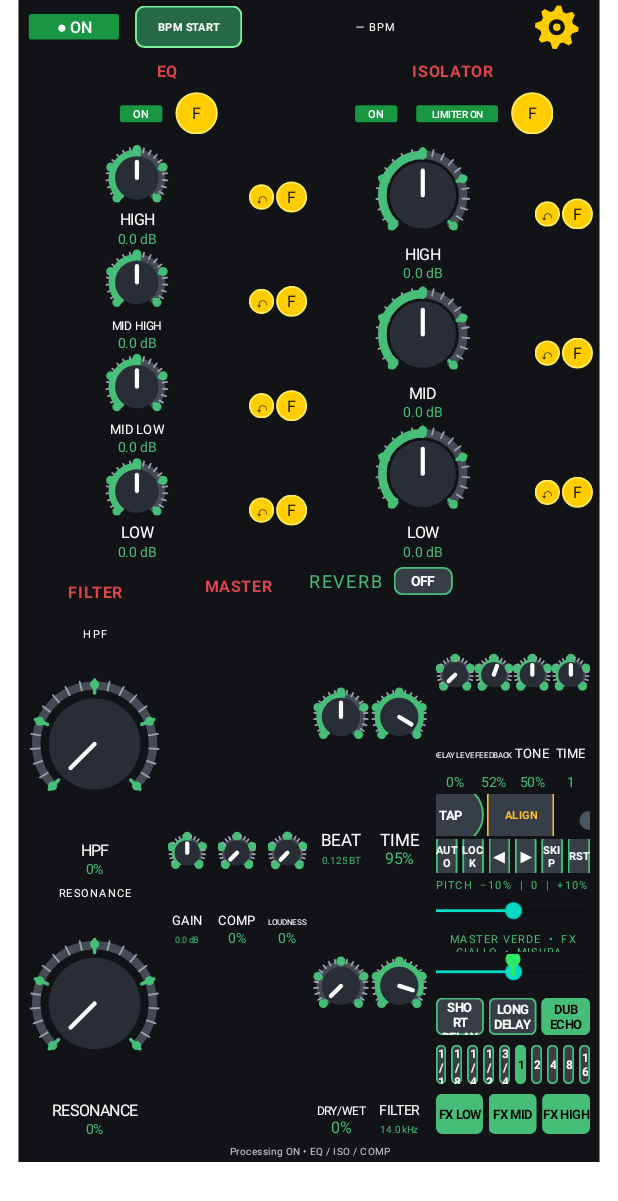
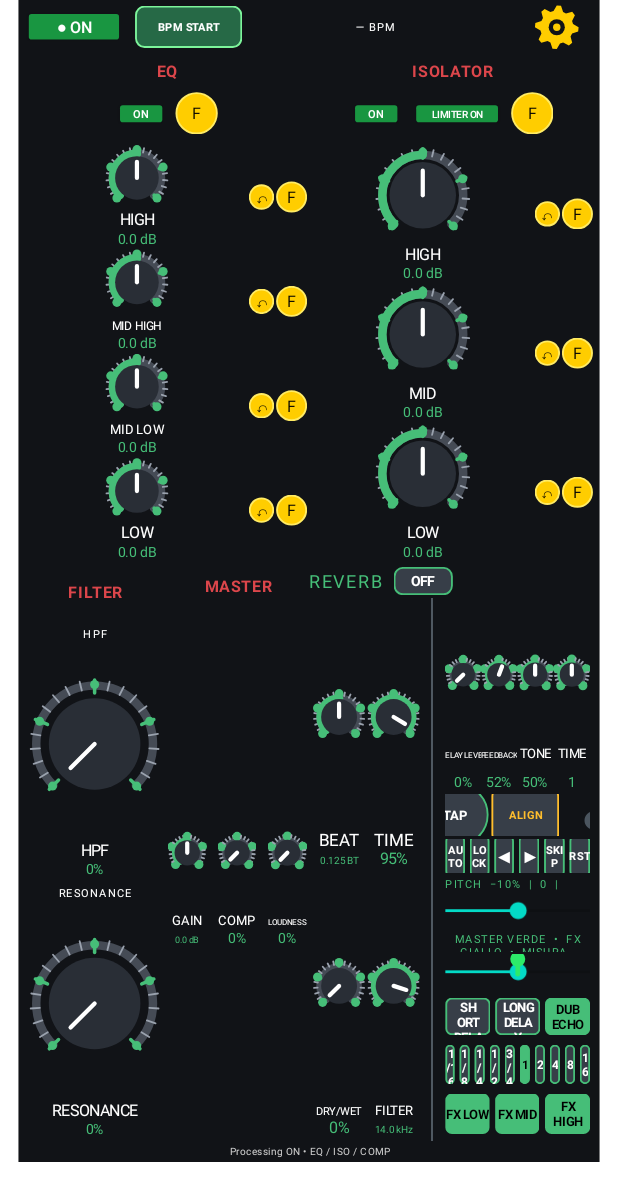
Before and after one commit to guercio111/rotary-isolator, an Android app: the MainActivity screen opened directly, with no data from a screen before it, on a phone screen of 412 x 824 dp. Shown: the top 1201 px of the screen. Run offline under Robolectric (Android 15) with nearby library versions, the phone set to English and light mode, and no system bars.

Commit message:
Add vertical divider between Reverb and Delay sections

```diff
--- a/RotaryIsolator/app/src/main/java/com/example/rotaryisolator/MainActivity.kt
+++ b/RotaryIsolator/app/src/main/java/com/example/rotaryisolator/MainActivity.kt
@@ -2162,7 +2162,15 @@ class MainActivity : Activity() {
             // Add a small visual gutter after REVERB: its four dials sit
             // slightly farther left, clearly separated from the DELAY dials.
             effectsBody.addView(reverbColumn,LinearLayout.LayoutParams(0,-1,0.23f).apply {
-                rightMargin = dp(12)
+                rightMargin = dp(6)
+            })
+            val effectsDivider = View(this).apply {
+                setBackgroundColor(Color.rgb(92, 102, 112))
+                alpha = 0.85f
+            }
+            effectsBody.addView(effectsDivider, LinearLayout.LayoutParams(dp(1), -1).apply {
+                leftMargin = dp(5)
+                rightMargin = dp(5)
             })
             effectsBody.addView(delayRow,LinearLayout.LayoutParams(0,-1,0.23f))
             effectsBody.addView(delayControls,LinearLayout.LayoutParams(0,-1,0.36f))
@@ -2171,6 +2179,14 @@ class MainActivity : Activity() {
             delayColumn.addView(delayRow, LinearLayout.LayoutParams(-1, 0, 0.36f))
             delayColumn.addView(delayControls, LinearLayout.LayoutParams(-1, 0, 0.64f))
             effectsBody.addView(reverbColumn,LinearLayout.LayoutParams(0,-1,if(!phonePortrait && !wideLayout)0.37f else 0.43f))
+            val effectsDivider = View(this).apply {
+                setBackgroundColor(Color.rgb(92, 102, 112))
+                alpha = 0.85f
+            }
+            effectsBody.addView(effectsDivider, LinearLayout.LayoutParams(dp(1), -1).apply {
+                leftMargin = dp(5)
+                rightMargin = dp(5)
+            })
             effectsBody.addView(delayColumn,LinearLayout.LayoutParams(0,-1,if(!phonePortrait && !wideLayout)0.63f else 0.57f))
         }
         panel.addView(effectsBody,LinearLayout.LayoutParams(-1,0,1f))
```
